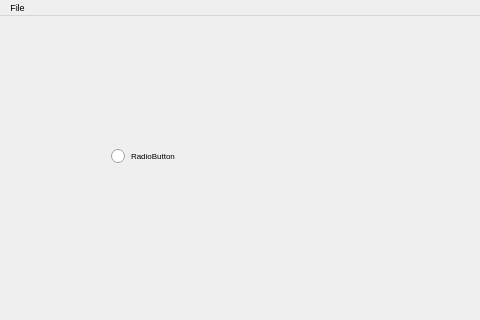
Old version of the form mainwindow.ui in the repository CrawfordI/Dancer; both pictures show x 0 to 480 and y 0 to 320 of the 800 by 600 pixel window.
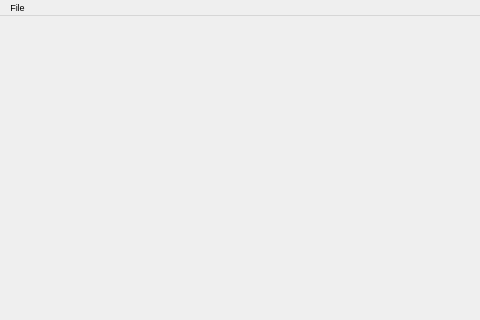
New version of the form.

Commit message: Cleaned up radiobutton resize

Patch:
```diff
--- a/mainwindow.ui
+++ b/mainwindow.ui
@@ -18,32 +18,7 @@
   <property name="windowTitle">
    <string>MainWindow</string>
   </property>
-  <widget class="QWidget" name="centralWidget">
-   <widget class="QWidget" name="gridLayoutWidget">
-    <property name="geometry">
-     <rect>
-      <x>100</x>
-      <y>100</y>
-      <width>160</width>
-      <height>80</height>
-     </rect>
-    </property>
-    <layout class="QGridLayout" name="gridLayout">
-     <item row="0" column="0">
-      <widget class="QRadioButton" name="radioButton">
-       <property name="font">
-        <font>
-         <pointsize>6</pointsize>
-        </font>
-       </property>
-       <property name="text">
-        <string>RadioButton</string>
-       </property>
-      </widget>
-     </item>
-    </layout>
-   </widget>
-  </widget>
+  <widget class="QWidget" name="centralWidget"/>
   <widget class="QMenuBar" name="menuBar">
    <property name="geometry">
     <rect>
```
Left out of the diff: 2 changed lines with no effect on the pictures. The commit also changes 1 other file.
